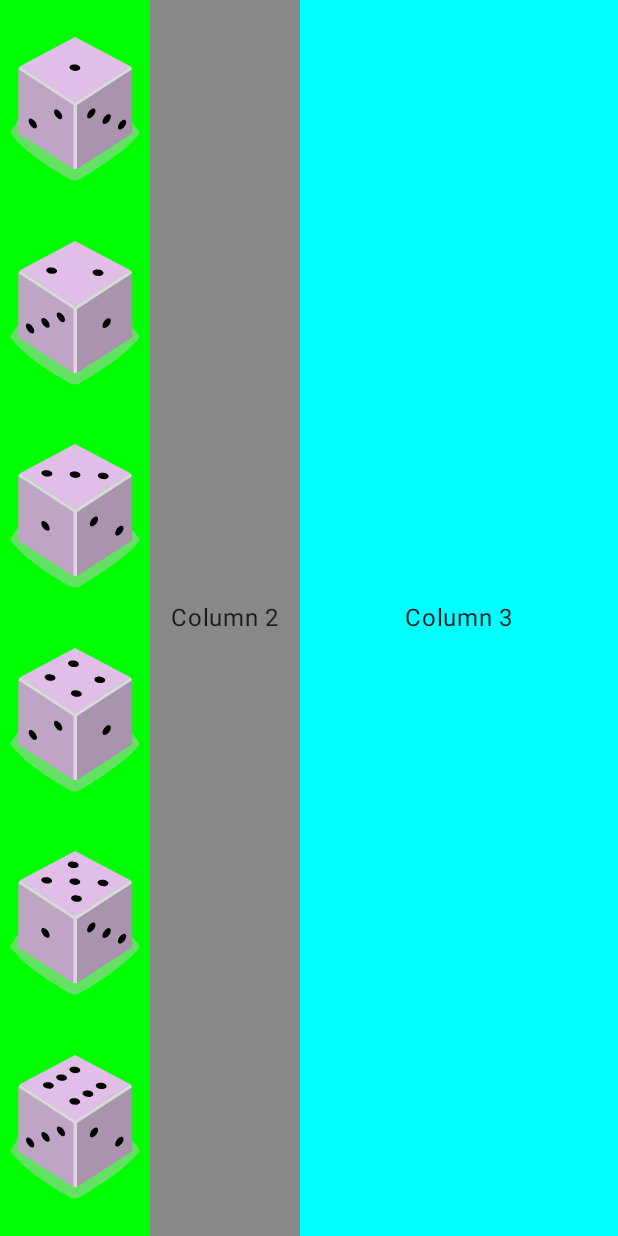
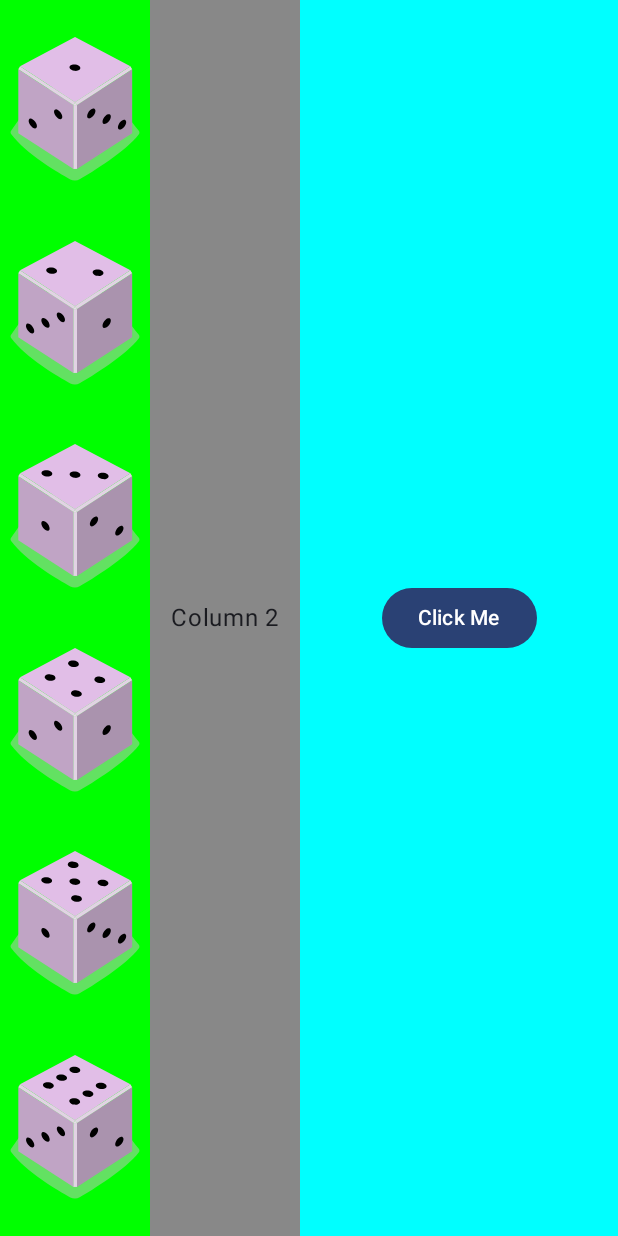
Before and after one commit to sijanbhai/Sijan003_Book, an Android app built with Jetpack Compose: the screen it shows after launch (MainActivity), on a phone screen of 412 x 824 dp. Run offline under Robolectric (Android 15) with nearby library versions, the light colour scheme and no system bars.

Commit message:
Test Clickable

```diff
--- a/app/src/main/java/com/sijan003/tanvir003_book/MainActivity.kt
+++ b/app/src/main/java/com/sijan003/tanvir003_book/MainActivity.kt
@@ -2,11 +2,13 @@ package com.sijan003.tanvir003_book
 
 import android.R.attr.name
 import android.os.Bundle
+import android.widget.Toast
 import androidx.activity.ComponentActivity
 import androidx.activity.compose.setContent
 import androidx.activity.enableEdgeToEdge
 import androidx.compose.foundation.Image
 import androidx.compose.foundation.background
+import androidx.compose.foundation.clickable
 import androidx.compose.foundation.layout.Arrangement
 import androidx.compose.foundation.layout.Column
 import androidx.compose.foundation.layout.Row
@@ -15,12 +17,14 @@ import androidx.compose.foundation.layout.fillMaxSize
 import androidx.compose.foundation.layout.fillMaxWidth
 import androidx.compose.foundation.layout.padding
 import androidx.compose.foundation.layout.width
+import androidx.compose.material3.Button
 import androidx.compose.material3.Scaffold
 import androidx.compose.material3.Text
 import androidx.compose.runtime.Composable
 import androidx.compose.ui.Alignment
 import androidx.compose.ui.Modifier
 import androidx.compose.ui.graphics.Color
+import androidx.compose.ui.platform.LocalContext
 import androidx.compose.ui.res.painterResource
 import androidx.compose.ui.tooling.preview.Preview
 import androidx.compose.ui.unit.dp
@@ -50,15 +54,21 @@ class MainActivity : ComponentActivity() {
 @Composable
 fun TestLayout(modifier: Modifier= Modifier)
 {
+    val context = LocalContext.current
     Row (modifier = Modifier.fillMaxSize()) {
         Column(modifier = Modifier.fillMaxHeight().width(100.dp).background(Color.Green),
             verticalArrangement = Arrangement.SpaceEvenly
             ) {
           repeat(6){
+
               //display a dice
               Image(
                   painter = painterResource(image_ids[it]),
-                  contentDescription = "Dice $it")
+                  contentDescription = "Dice $it",
+                  modifier.clickable{
+                      Toast.makeText(context, "Click dice $it", Toast.LENGTH_SHORT).show()
+                  }
+              )
           }
         }
         Column(modifier = Modifier.fillMaxHeight().width(100.dp).background(Color.Gray),
@@ -72,8 +82,15 @@ fun TestLayout(modifier: Modifier= Modifier)
             verticalArrangement = Arrangement.Center,
             horizontalAlignment = Alignment.CenterHorizontally
             ) {
-            Text(text = "Column 3")
+            //Text(text = "Column 3")
+            Button(onClick = {
+                Toast.makeText(context, "Clicked me.", Toast.LENGTH_SHORT).show()
+
+            }) {
+                Text("Click Me")
+            }
         }
+
     }
 }
 
```
